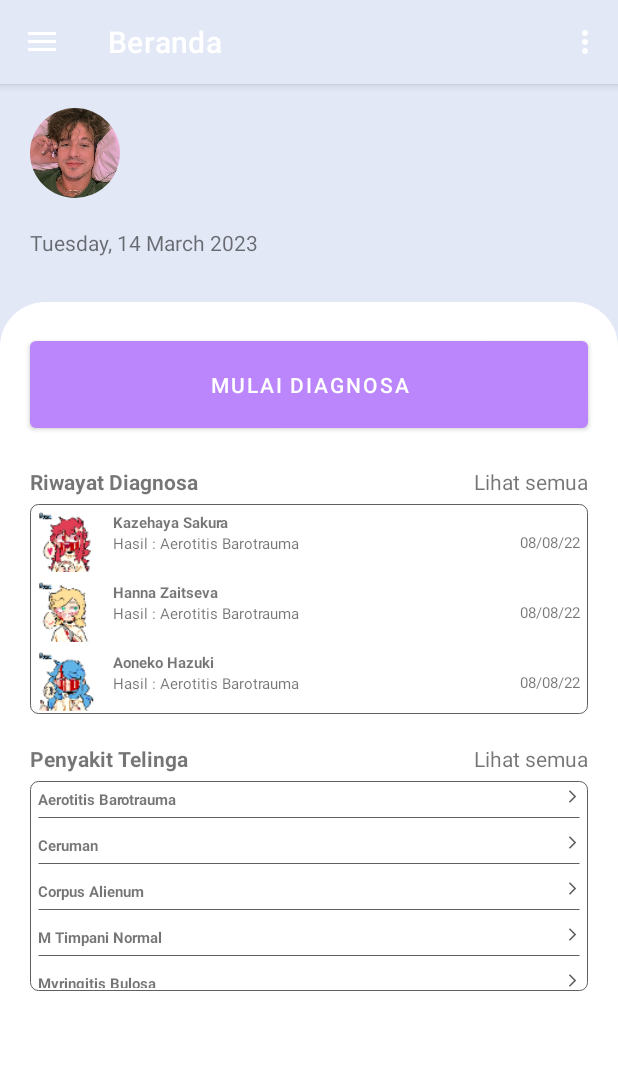
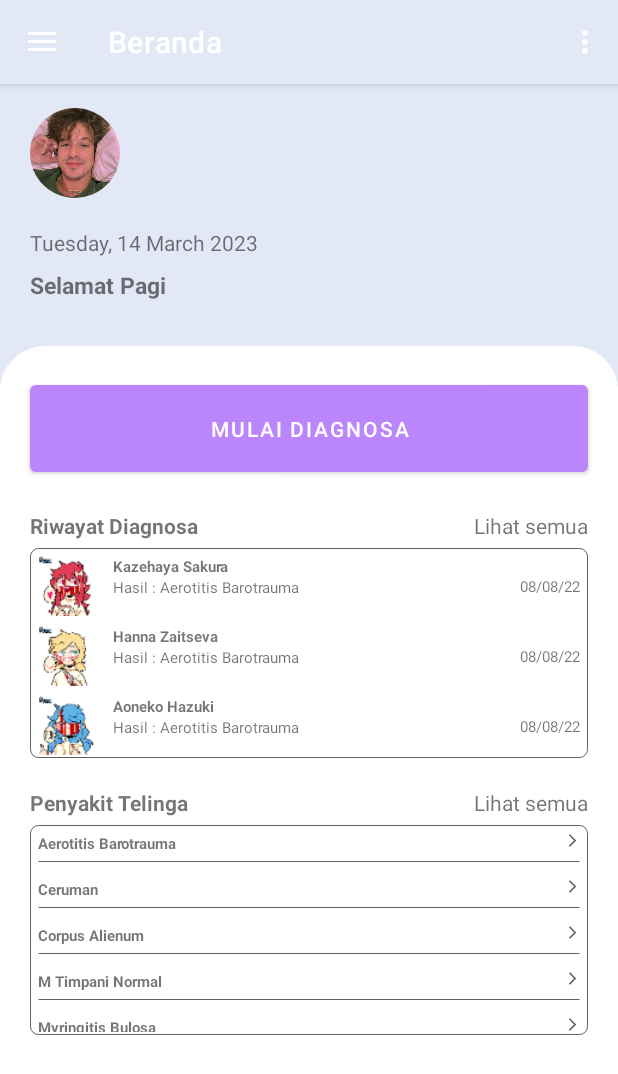
Before and after one commit to Sharah8808/Thesis-EDS, an Android app: the screen it shows after launch once a user with an empty profile is signed in (MainActivity), on a phone screen of 412 x 824 dp. Shown: the top 1074 px of the screen. Run offline under Robolectric (Android 15) with nearby library versions, the phone set to English and light mode, and no system bars; our stand-ins replace CircleImageView, Firebase (no records; nobody signed in at launch, a user with empty details on screens opened directly), navigation-ui.

Commit message:
few fixes

```diff
--- a/app/src/main/java/com/thesis/eds/ui/fragments/HomeFragment.kt
+++ b/app/src/main/java/com/thesis/eds/ui/fragments/HomeFragment.kt
@@ -13,6 +13,7 @@ import androidx.lifecycle.ViewModelProvider
 import androidx.navigation.fragment.findNavController
 import androidx.recyclerview.widget.LinearLayoutManager
 import androidx.recyclerview.widget.RecyclerView
+import com.google.firebase.auth.FirebaseAuth
 import com.thesis.eds.R
 import com.thesis.eds.adapters.DiseaseListAdapter
 import com.thesis.eds.adapters.HomeHistoryAdapter
@@ -33,6 +34,9 @@ class HomeFragment : Fragment(), View.OnClickListener {
     private val listHistory = ArrayList<History>()
     private val listDisease = ArrayList<DiseaseList>()
 
+    private lateinit var firebaseAuth: FirebaseAuth
+//    companion object
+
     override fun onCreateView(
         inflater: LayoutInflater,
         container: ViewGroup?,
@@ -42,14 +46,21 @@ class HomeFragment : Fragment(), View.OnClickListener {
         _binding = FragmentHomeBinding.inflate(inflater, container, false)
         val root: View = binding.root
 
-        val textView: TextView = binding.textDate
-        dateApplicator(textView)
+
 
         return root
+
     }
 
         override fun onViewCreated(view: View, savedInstanceState: Bundle?) {
             super.onViewCreated(view, savedInstanceState)
+            viewModel = ViewModelProvider(this, ViewModelProvider.NewInstanceFactory())[HomeViewModel::class.java]
+            firebaseAuth = FirebaseAuth.getInstance()
+
+            val textView: TextView = binding.textDate
+            val currentDayTime = dateApplicator(textView) + " "
+            greetings(currentDayTime)
+
             val btnCategory: Button = view.findViewById(binding.buttonDiagnostic.id)
             val textHistoryAll : TextView = view.findViewById(binding.textHistorySeeAll.id)
             val textDiseaseListAll : TextView = view.findViewById(binding.textDiseaseListSeeAll.id)
@@ -57,7 +68,6 @@ class HomeFragment : Fragment(), View.OnClickListener {
             textHistoryAll.setOnClickListener(this)
             textDiseaseListAll.setOnClickListener(this)
 
-            viewModel = ViewModelProvider(this, ViewModelProvider.NewInstanceFactory())[HomeViewModel::class.java]
             val historyEntity = viewModel.getHistoryList()
             val diseaseListEntity = viewModel.getDiseaseList()
 
@@ -77,6 +87,8 @@ class HomeFragment : Fragment(), View.OnClickListener {
                 setHasFixedSize(true)
                 adapter = rvDiseaseListAdapter
             }
+
+
 
         }
 
@@ -101,7 +113,7 @@ class HomeFragment : Fragment(), View.OnClickListener {
         }
 
     @SuppressLint("SimpleDateFormat")
-    fun dateApplicator(textView: TextView){
+    fun dateApplicator(textView: TextView) : String{
         val dateTime : String
         val calendar : Calendar
         val simpleDateFormat : SimpleDateFormat
@@ -110,6 +122,32 @@ class HomeFragment : Fragment(), View.OnClickListener {
         simpleDateFormat = SimpleDateFormat("EEEE, dd LLLL yyyy")
         dateTime = simpleDateFormat.format(calendar.time).toString()
         textView.text = dateTime
+
+        val currentDay = when(calendar.get(Calendar.HOUR_OF_DAY)){
+            in 5 .. 11 -> {
+                "Selamat Pagi"
+            }
+            in 12 .. 15 -> {
+                "Selamat Siang"
+            }
+            in 16 .. 18 -> {
+                "Selamat Sore"
+            }
+            else -> {
+                "Selamat Malam"
+            }
+        }
+        return currentDay
+    }
+
+    private fun greetings(dayTime : String){
+        binding.textGreetingsDayTime.text = dayTime
+        val currUser = firebaseAuth.currentUser
+        currUser?.let {
+            Toast.makeText(requireActivity(), "is there any username?", Toast.LENGTH_SHORT).show()
+            binding.textGreetingsUsername.text = it.email
+        }
+
     }
 
     override fun onDestroyView() {
--- a/app/src/main/java/com/thesis/eds/ui/fragments/SettingFragment.kt
+++ b/app/src/main/java/com/thesis/eds/ui/fragments/SettingFragment.kt
@@ -6,8 +6,10 @@ import androidx.fragment.app.Fragment
 import android.view.LayoutInflater
 import android.view.View
 import android.view.ViewGroup
+import android.widget.TextView
 import android.widget.Toast
 import androidx.lifecycle.ViewModelProvider
+import androidx.navigation.fragment.findNavController
 import com.google.firebase.auth.FirebaseAuth
 import com.thesis.eds.R
 import com.thesis.eds.databinding.FragmentSettingBinding
@@ -15,7 +17,7 @@ import com.thesis.eds.ui.viewModels.SettingViewModel
 import com.thesis.eds.interfaces.ActionBarTitleSetter
 import com.thesis.eds.interfaces.MenuItemHighlighter
 
-class SettingFragment : Fragment() {
+class SettingFragment : Fragment(), View.OnClickListener {
     private var _binding: FragmentSettingBinding? = null
     private lateinit var firebaseAuth: FirebaseAuth
 
@@ -38,11 +40,25 @@ class SettingFragment : Fragment() {
         val logout = binding.textLogout.setOnClickListener {
             firebaseAuth.signOut()
         }
-//        val textView: TextView = binding.textSetting
-//        settingViewModel.text.observe(viewLifecycleOwner) {
-//            textView.text = it
-//        }
         return root
+    }
+
+    override fun onViewCreated(view: View, savedInstanceState: Bundle?) {
+        super.onViewCreated(view, savedInstanceState)
+        val logout : TextView = view.findViewById(binding.textLogout.id)
+
+        logout.setOnClickListener(this)
+
+    }
+
+    override fun onClick(v: View?) {
+        when(v?.id){
+            binding.textLogout.id -> {
+                firebaseAuth.signOut()
+                val action = SettingFragmentDirections.actionNavSettingToLoginActivity()
+                findNavController().navigate(action)
+            }
+        }
     }
 
     override fun onDestroyView() {
@@ -57,4 +73,6 @@ class SettingFragment : Fragment() {
         (activity as MenuItemHighlighter).setMenuHighlight(4)
 
     }
+
+
 }
--- a/app/src/main/java/com/thesis/eds/ui/login/SignUpActivity.kt
+++ b/app/src/main/java/com/thesis/eds/ui/login/SignUpActivity.kt
@@ -36,6 +36,7 @@ class SignUpActivity : AppCompatActivity() {
                 if(password == confirm_pass){
                     firebaseAuth.createUserWithEmailAndPassword(email, password).addOnCompleteListener{
                         if(it.isSuccessful){
+
                             Toast.makeText(this, "BALEK KE LOGIN ACTTTT", Toast.LENGTH_SHORT).show()
                             val intent = Intent(this, LoginActivity::class.java )
                             startActivity(intent)
--- a/app/src/main/java/com/thesis/eds/ui/viewModels/HomeViewModel.kt
+++ b/app/src/main/java/com/thesis/eds/ui/viewModels/HomeViewModel.kt
@@ -10,4 +10,6 @@ class HomeViewModel : ViewModel() {
     fun getHistoryList():List<History> = Dummy.getDummyHistory()
 
     fun getDiseaseList(): List<DiseaseList> = Dummy.getDummyDiseaseList()
+
+
 }
--- a/app/src/main/res/layout/fragment_home.xml
+++ b/app/src/main/res/layout/fragment_home.xml
@@ -50,6 +50,28 @@
                     android:text="Show date!"
                     />
 
+                <TextView
+                    android:id="@+id/text_greetings_day_time"
+                    android:layout_width="wrap_content"
+                    android:layout_height="wrap_content"
+                    android:layout_marginTop="8dp"
+                    app:layout_constraintTop_toBottomOf="@id/text_date"
+                    app:layout_constraintStart_toStartOf="@id/img_avatar"
+                    android:text="Show day time, "
+                    android:textSize="15sp"
+                    android:textStyle="bold"
+                    />
+
+                <TextView
+                    android:id="@+id/text_greetings_username"
+                    android:layout_width="wrap_content"
+                    android:layout_height="wrap_content"
+                    app:layout_constraintTop_toTopOf="@id/text_greetings_day_time"
+                    app:layout_constraintStart_toEndOf="@id/text_greetings_day_time"
+                    android:text="show username"
+                    android:textSize="15sp"
+                    android:textStyle="bold"
+                    />
 
             </androidx.constraintlayout.widget.ConstraintLayout>
 
--- a/app/src/main/res/layout/fragment_setting.xml
+++ b/app/src/main/res/layout/fragment_setting.xml
@@ -157,6 +157,8 @@
         android:text="Logout"
         android:textStyle="bold"
         android:textColor="#FF0000"
+        android:clickable="true"
+        android:focusable="true"
         />
 
 
--- a/app/src/main/res/navigation/mobile_navigation.xml
+++ b/app/src/main/res/navigation/mobile_navigation.xml
@@ -52,7 +52,11 @@
         android:id="@+id/nav_setting"
         android:name="com.thesis.eds.ui.fragments.SettingFragment"
         android:label="@string/menu_pengaturan"
-        tools:layout="@layout/fragment_setting" />
+        tools:layout="@layout/fragment_setting" >
+        <action
+            android:id="@+id/action_nav_setting_to_loginActivity"
+            app:destination="@id/loginActivity" />
+    </fragment>
 
     <fragment
         android:id="@+id/nav_diag_detail"
@@ -63,4 +67,10 @@
             android:name="historyId"
             app:argType="integer" />
     </fragment>
+
+    <activity
+        android:id="@+id/loginActivity"
+        android:name="com.thesis.eds.ui.login.LoginActivity"
+        android:label="activity_login"
+        tools:layout="@layout/activity_login" />
 </navigation>
```
